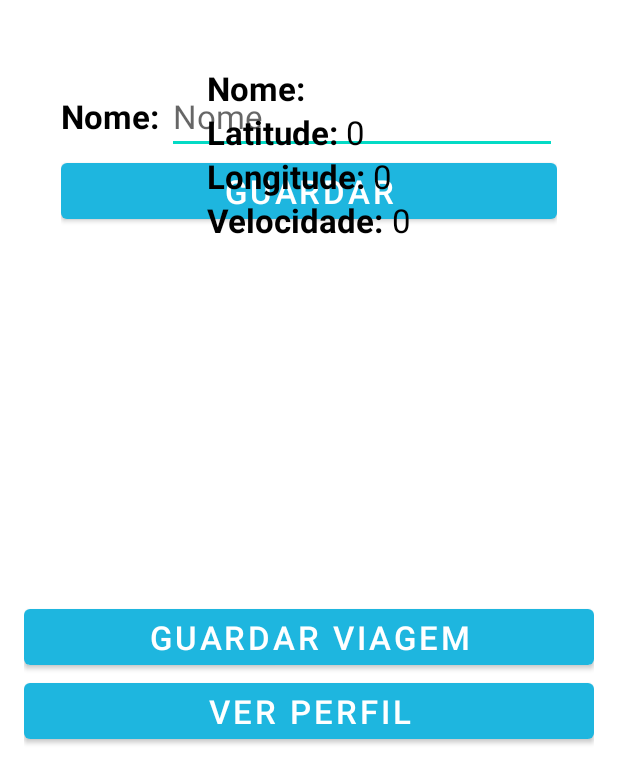
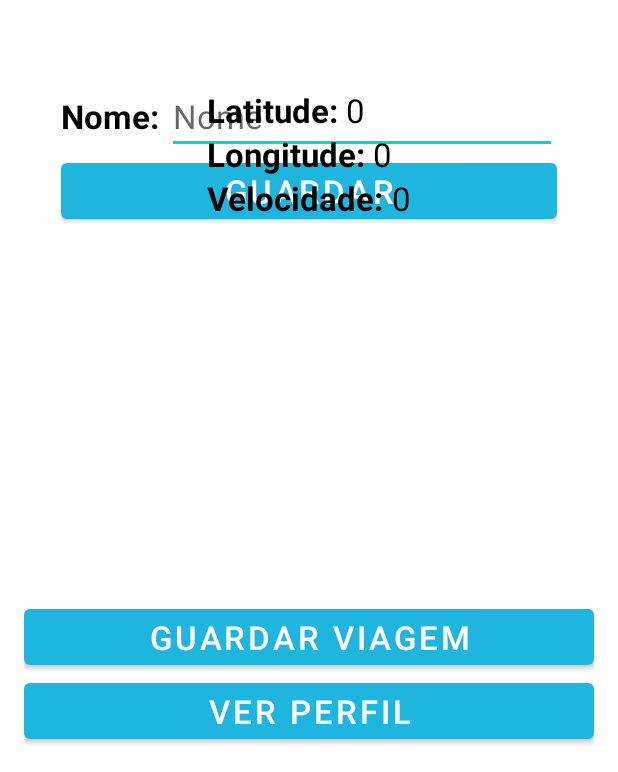
Before and after one commit to claudiadmr/SA_Project, an Android app: the layout activity_main.xml on its own in the app's theme, with its tools: preview values and no code run, on a phone screen of 412 x 824 dp, the part 464-1236 px from its top. Run offline under Robolectric (Android 15) with nearby library versions, the phone set to English and light mode, and no system bars.

Commit message:
fix some layout

```diff
--- a/projeto/app/src/main/AndroidManifest.xml
+++ b/projeto/app/src/main/AndroidManifest.xml
@@ -5,13 +5,15 @@
     <uses-permission android:name="android.permission.ACCESS_FINE_LOCATION" />
     <uses-permission android:name="android.permission.ACCESS_COARSE_LOCATION" />
     <uses-permission android:name="android.permission.INTERNET" />
+    <uses-permission android:name="android.permission.BROADCAST_PACKAGE_REMOVED"
+        tools:ignore="ProtectedPermissions" />
 
     <meta-data
         android:name="com.google.android.gms.version"
         android:value="@integer/google_play_services_version" />
 
     <application
-        android:allowBackup="true"
+        android:allowBackup="false"
         android:dataExtractionRules="@xml/data_extraction_rules"
         android:fullBackupContent="@xml/backup_rules"
         android:icon="@mipmap/ic_launcher"
--- a/projeto/app/src/main/java/com/example/driveclassifier/ProfileActivity.kt
+++ b/projeto/app/src/main/java/com/example/driveclassifier/ProfileActivity.kt
@@ -32,6 +32,8 @@ class ProfileActivity : AppCompatActivity() {
         toolbar.setNavigationOnClickListener {
             onBackPressed()
         }
+
+        findViewById<TextView>(R.id.txt_name).text = name
         getProfileData{ data ->
             if (data != null) {
                 // Process the data
--- a/projeto/app/src/main/res/layout/activity_list.xml
+++ b/projeto/app/src/main/res/layout/activity_list.xml
@@ -36,6 +36,12 @@
             app:layout_constraintBottom_toBottomOf="@id/listView"
             app:layout_constraintStart_toStartOf="@id/listView"
             app:layout_constraintEnd_toEndOf="@id/listView" />
+        <View
+            android:id="@+id/progressOverlay"
+            android:layout_width="match_parent"
+            android:layout_height="match_parent"
+            android:background="#80000000"
+            android:visibility="gone" /> <!-- Semi-transparent black overlay -->
 
     </FrameLayout>
 
--- a/projeto/app/src/main/res/layout/activity_main.xml
+++ b/projeto/app/src/main/res/layout/activity_main.xml
@@ -5,6 +5,9 @@
     android:layout_width="match_parent"
     android:layout_height="match_parent"
     tools:context=".MainActivity">
+    <FrameLayout
+        android:layout_width="match_parent"
+        android:layout_height="match_parent">
 
     <RelativeLayout
         android:layout_width="match_parent"
@@ -80,29 +83,6 @@
             android:layout_height="wrap_content"
             android:layout_centerInParent="true"
             android:orientation="vertical">
-
-            <LinearLayout
-                android:layout_width="wrap_content"
-                android:layout_height="wrap_content"
-                android:orientation="horizontal">
-
-                <TextView
-                    android:id="@+id/textView7"
-                    android:layout_width="wrap_content"
-                    android:layout_height="wrap_content"
-                    android:text="Nome: "
-                    android:textColor="@color/black"
-                    android:textSize="22sp"
-                    android:textStyle="bold" />
-
-                <TextView
-                    android:id="@+id/txt_name"
-                    android:layout_width="wrap_content"
-                    android:layout_height="wrap_content"
-                    android:textColor="@color/black"
-                    android:textSize="22sp"
-                    android:textStyle="bold" />
-            </LinearLayout>
 
             <LinearLayout
                 android:layout_width="wrap_content"
@@ -199,7 +179,19 @@
                 android:text="Ver Perfil"
                 android:textSize="22sp"/>
         </LinearLayout>
+    </RelativeLayout>
+        <ProgressBar
+            android:id="@+id/progressBar3"
+            android:layout_width="wrap_content"
+            android:layout_height="wrap_content"
+            android:layout_gravity="center"
+            android:visibility="gone" />
 
-    </RelativeLayout>
-
+        <View
+            android:id="@+id/progressOverlay3"
+            android:layout_width="match_parent"
+            android:layout_height="match_parent"
+            android:background="#80000000"
+            android:visibility="gone" /> <!-- Semi-transparent black overlay -->
+    </FrameLayout>
 </androidx.constraintlayout.widget.ConstraintLayout>
```
Also changed, not shown: projeto/app/src/main/java/com/example/driveclassifier/ListActivity.kt (+8 -1 lines), projeto/app/src/main/java/com/example/driveclassifier/MainActivity.kt (+36 -12 lines), projeto/app/src/main/java/com/example/driveclassifier/MapsFragment.kt (+0 -10 lines), projeto/app/src/main/res/layout/activity_profile.xml (+25 -0 lines), 1 other file.
